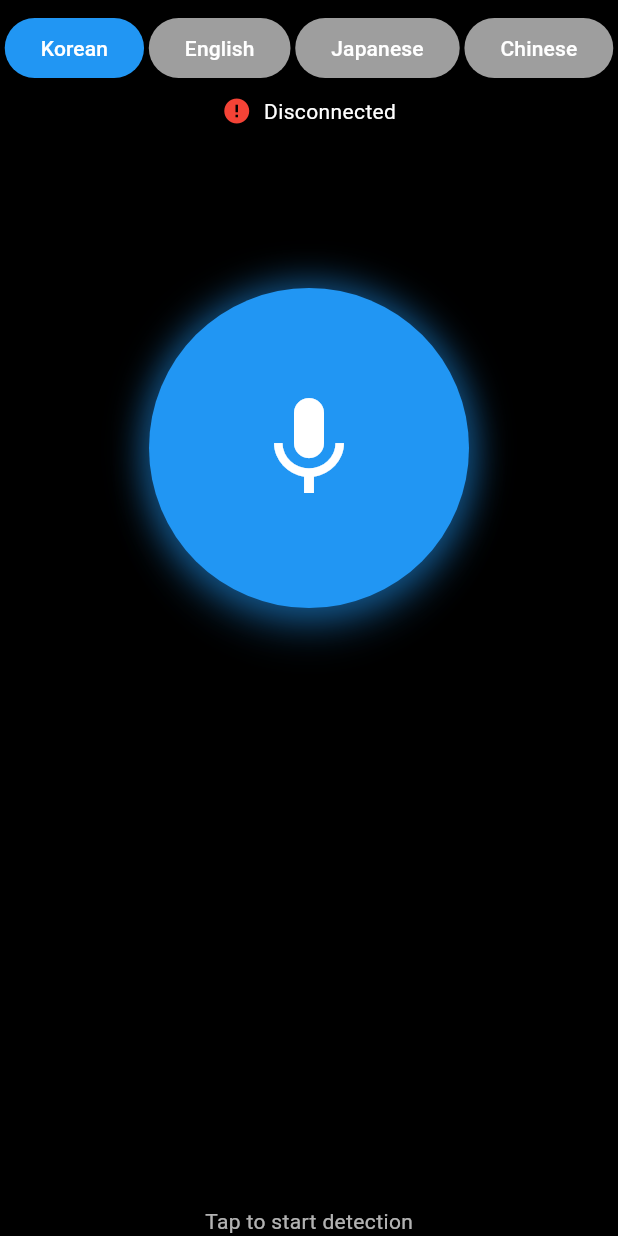
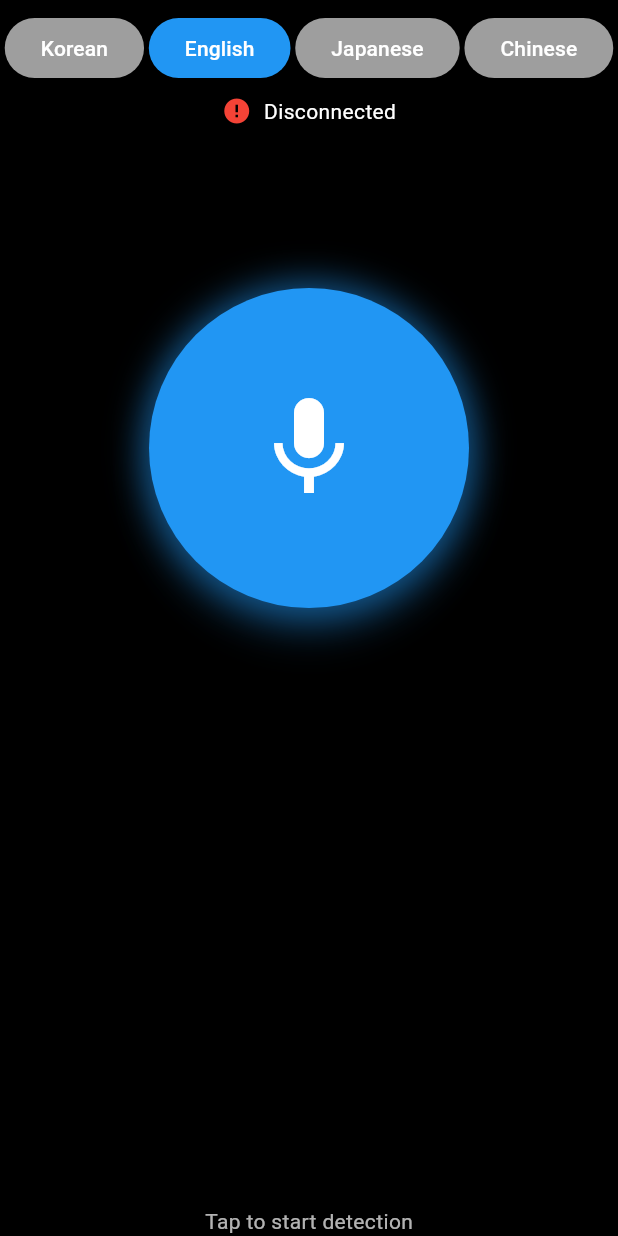
Before and after one commit to EmoAI-Translator/EmoAI-Translator, a Flutter app: the screen it shows after launch, on a phone screen of 412 x 824 dp. Run offline on Flutter 3.47's test engine with Material 3 defaults, Android fonts, the phone set to English and light mode, and no system bars; our stand-ins replace flutter_tts, web; missing offline and left inert: dart:js, dart:js_interop, dart:js_util; network calls fail; statements that could not run were skipped.

Commit message:
fix: current lanauge misunderstanding

```diff
--- a/frontend/lib/main.dart
+++ b/frontend/lib/main.dart
@@ -641,11 +641,11 @@ class _EmotionDetectionPageState extends State<EmotionDetectionPage> {
                                 ElevatedButton(
                                   onPressed: () {
                                     setState(() {
-                                      _currentLanguage2 = 'ko';
+                                      _currentLanguage1 = 'ko';
                                     });
                                   },
                                   style: ElevatedButton.styleFrom(
-                                    backgroundColor: _currentLanguage2 == 'ko'
+                                    backgroundColor: _currentLanguage1 == 'ko'
                                         ? Colors.blue
                                         : Colors.grey,
                                   ),
@@ -657,11 +657,11 @@ class _EmotionDetectionPageState extends State<EmotionDetectionPage> {
                                 ElevatedButton(
                                   onPressed: () {
                                     setState(() {
-                                      _currentLanguage2 = 'en';
+                                      _currentLanguage1 = 'en';
                                     });
                                   },
                                   style: ElevatedButton.styleFrom(
-                                    backgroundColor: _currentLanguage2 == 'en'
+                                    backgroundColor: _currentLanguage1 == 'en'
                                         ? Colors.blue
                                         : Colors.grey,
                                   ),
@@ -673,11 +673,11 @@ class _EmotionDetectionPageState extends State<EmotionDetectionPage> {
                                 ElevatedButton(
                                   onPressed: () {
                                     setState(() {
-                                      _currentLanguage2 = 'jp';
+                                      _currentLanguage1 = 'jp';
                                     });
                                   },
                                   style: ElevatedButton.styleFrom(
-                                    backgroundColor: _currentLanguage2 == 'jp'
+                                    backgroundColor: _currentLanguage1 == 'jp'
                                         ? Colors.blue
                                         : Colors.grey,
                                   ),
@@ -689,11 +689,11 @@ class _EmotionDetectionPageState extends State<EmotionDetectionPage> {
                                 ElevatedButton(
                                   onPressed: () {
                                     setState(() {
-                                      _currentLanguage2 = 'cn';
+                                      _currentLanguage1 = 'cn';
                                     });
                                   },
                                   style: ElevatedButton.styleFrom(
-                                    backgroundColor: _currentLanguage2 == 'cn'
+                                    backgroundColor: _currentLanguage1 == 'cn'
                                         ? Colors.blue
                                         : Colors.grey,
                                   ),
```
